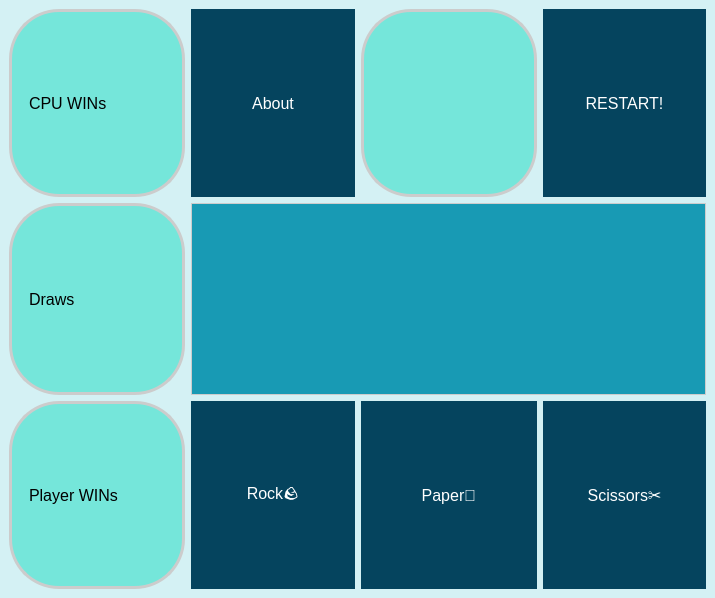
First picture: the form in GUI (Qt)/Assignment 19/rock paper scissors/main.ui, repository Amirreza1h1/Pylearn, before the edit.
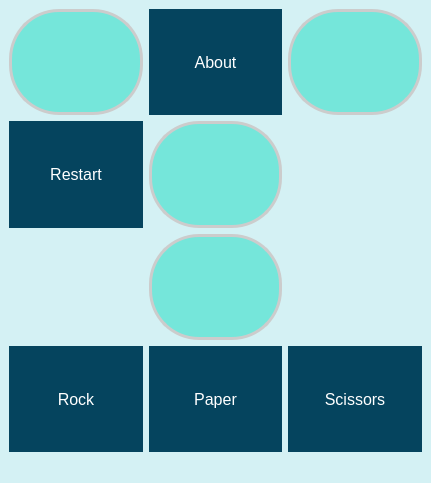
Second picture: the form after the edit.

Commit message: rock paper scissors

What changed in the file:
```diff
--- a/GUI (Qt)/Assignment 19/rock paper scissors/main.ui
+++ b/GUI (Qt)/Assignment 19/rock paper scissors/main.ui
@@ -6,21 +6,10 @@
    <rect>
     <x>0</x>
     <y>0</y>
-    <width>715</width>
-    <height>598</height>
+    <width>431</width>
+    <height>483</height>
    </rect>
   </property>
-  <property name="sizePolicy">
-   <sizepolicy hsizetype="Minimum" vsizetype="Minimum">
-    <horstretch>0</horstretch>
-    <verstretch>0</verstretch>
-   </sizepolicy>
-  </property>
-  <property name="font">
-   <font>
-    <pointsize>16</pointsize>
-   </font>
-  </property>
   <property name="windowTitle">
    <string>MainWindow</string>
   </property>
@@ -47,120 +36,50 @@
 
 QPushButton:hover {
     background-color: #0000ff;
-}
-
-QTextEdit {
-    background-color: #189ab4;
-    border: 1px solid #ccc;
-    padding: 5px;
-	font-size: 16px;
 }</string>
   </property>
   <widget class="QWidget" name="centralwidget">
    <layout class="QGridLayout" name="gridLayout">
-    <item row="4" column="0">
-     <widget class="QLineEdit" name="player_status">
+    <item row="0" column="4">
+     <widget class="QLineEdit" name="cpu_win">
       <property name="sizePolicy">
-       <sizepolicy hsizetype="Minimum" vsizetype="Minimum">
+       <sizepolicy hsizetype="Expanding" vsizetype="Minimum">
         <horstretch>0</horstretch>
         <verstretch>0</verstretch>
        </sizepolicy>
       </property>
-      <property name="text">
-       <string>Player WINs</string>
-      </property>
       <property name="readOnly">
        <bool>true</bool>
       </property>
      </widget>
     </item>
-    <item row="4" column="1">
-     <widget class="QPushButton" name="rock">
+    <item row="2" column="2">
+     <widget class="QLineEdit" name="user_choice">
       <property name="sizePolicy">
-       <sizepolicy hsizetype="Minimum" vsizetype="Minimum">
+       <sizepolicy hsizetype="Expanding" vsizetype="Expanding">
         <horstretch>0</horstretch>
         <verstretch>0</verstretch>
        </sizepolicy>
       </property>
-      <property name="font">
-       <font>
-        <pointsize>-1</pointsize>
-       </font>
-      </property>
-      <property name="text">
-       <string>Rock🪨</string>
-      </property>
-     </widget>
-    </item>
-    <item row="2" column="0">
-     <widget class="QLineEdit" name="draw">
-      <property name="sizePolicy">
-       <sizepolicy hsizetype="Minimum" vsizetype="Minimum">
-        <horstretch>0</horstretch>
-        <verstretch>0</verstretch>
-       </sizepolicy>
-      </property>
-      <property name="text">
-       <string>Draws</string>
-      </property>
       <property name="readOnly">
        <bool>true</bool>
       </property>
      </widget>
     </item>
-    <item row="4" column="2">
-     <widget class="QPushButton" name="paper">
-      <property name="sizePolicy">
-       <sizepolicy hsizetype="Minimum" vsizetype="Minimum">
-        <horstretch>0</horstretch>
-        <verstretch>0</verstretch>
-       </sizepolicy>
-      </property>
-      <property name="font">
-       <font>
-        <pointsize>-1</pointsize>
-       </font>
-      </property>
-      <property name="text">
-       <string>Paper📄</string>
-      </property>
-     </widget>
-    </item>
-    <item row="4" column="3">
+    <item row="3" column="4">
      <widget class="QPushButton" name="scissors">
       <property name="sizePolicy">
-       <sizepolicy hsizetype="Minimum" vsizetype="Minimum">
+       <sizepolicy hsizetype="Minimum" vsizetype="Expanding">
         <horstretch>0</horstretch>
         <verstretch>0</verstretch>
        </sizepolicy>
       </property>
-      <property name="font">
-       <font>
-        <pointsize>-1</pointsize>
-       </font>
-      </property>
       <property name="text">
-       <string>Scissors✂️</string>
+       <string>Scissors</string>
       </property>
      </widget>
     </item>
-    <item row="0" column="0">
-     <widget class="QLineEdit" name="cpu_status">
-      <property name="sizePolicy">
-       <sizepolicy hsizetype="Minimum" vsizetype="Minimum">
-        <horstretch>0</horstretch>
-        <verstretch>0</verstretch>
-       </sizepolicy>
-      </property>
-      <property name="text">
-       <string>CPU WINs</string>
-      </property>
-      <property name="readOnly">
-       <bool>true</bool>
-      </property>
-     </widget>
-    </item>
-    <item row="0" column="3">
+    <item row="1" column="0">
      <widget class="QPushButton" name="restart">
       <property name="sizePolicy">
        <sizepolicy hsizetype="Minimum" vsizetype="Minimum">
@@ -168,60 +87,71 @@
         <verstretch>0</verstretch>
        </sizepolicy>
       </property>
-      <property name="font">
-       <font>
-        <pointsize>-1</pointsize>
-       </font>
-      </property>
       <property name="text">
-       <string>RESTART!</string>
+       <string>Restart</string>
       </property>
      </widget>
     </item>
-    <item row="2" column="1" colspan="3">
-     <widget class="QTextEdit" name="result">
-      <property name="sizePolicy">
-       <sizepolicy hsizetype="Minimum" vsizetype="Minimum">
-        <horstretch>0</horstretch>
-        <verstretch>0</verstretch>
-       </sizepolicy>
-      </property>
-      <property name="readOnly">
-       <bool>true</bool>
-      </property>
-     </widget>
-    </item>
-    <item row="0" column="2">
+    <item row="1" column="2">
      <widget class="QLineEdit" name="cpu_choice">
       <property name="sizePolicy">
-       <sizepolicy hsizetype="Minimum" vsizetype="Minimum">
+       <sizepolicy hsizetype="Expanding" vsizetype="Expanding">
         <horstretch>0</horstretch>
         <verstretch>0</verstretch>
        </sizepolicy>
       </property>
-      <property name="font">
-       <font>
-        <pointsize>-1</pointsize>
-       </font>
+      <property name="readOnly">
+       <bool>true</bool>
       </property>
+     </widget>
+    </item>
+    <item row="3" column="2">
+     <widget class="QPushButton" name="paper">
+      <property name="sizePolicy">
+       <sizepolicy hsizetype="Minimum" vsizetype="Expanding">
+        <horstretch>0</horstretch>
+        <verstretch>0</verstretch>
+       </sizepolicy>
+      </property>
+      <property name="text">
+       <string>Paper</string>
+      </property>
+     </widget>
+    </item>
+    <item row="3" column="0">
+     <widget class="QPushButton" name="rock">
+      <property name="sizePolicy">
+       <sizepolicy hsizetype="Minimum" vsizetype="Expanding">
+        <horstretch>0</horstretch>
+        <verstretch>0</verstretch>
+       </sizepolicy>
+      </property>
+      <property name="text">
+       <string>Rock</string>
+      </property>
+     </widget>
+    </item>
+    <item row="0" column="0">
+     <widget class="QLineEdit" name="user_win">
+      <property name="sizePolicy">
+       <sizepolicy hsizetype="Expanding" vsizetype="Minimum">
+        <horstretch>0</horstretch>
+        <verstretch>0</verstretch>
+       </sizepolicy>
+      </property>
       <property name="readOnly">
        <bool>true</bool>
       </property>
      </widget>
     </item>
-    <item row="0" column="1">
+    <item row="0" column="2">
      <widget class="QPushButton" name="about">
       <property name="sizePolicy">
-       <sizepolicy hsizetype="Minimum" vsizetype="Minimum">
+       <sizepolicy hsizetype="Minimum" vsizetype="Expanding">
         <horstretch>0</horstretch>
         <verstretch>0</verstretch>
        </sizepolicy>
       </property>
-      <property name="font">
-       <font>
-        <pointsize>-1</pointsize>
-       </font>
-      </property>
       <property name="text">
        <string>About</string>
       </property>
@@ -229,6 +159,7 @@
     </item>
    </layout>
   </widget>
+  <widget class="QStatusBar" name="statusbar"/>
  </widget>
  <resources/>
  <connections/>
```
Left out of the diff: 2 changed lines with no effect on the pictures. The commit also changes 2 other files.
